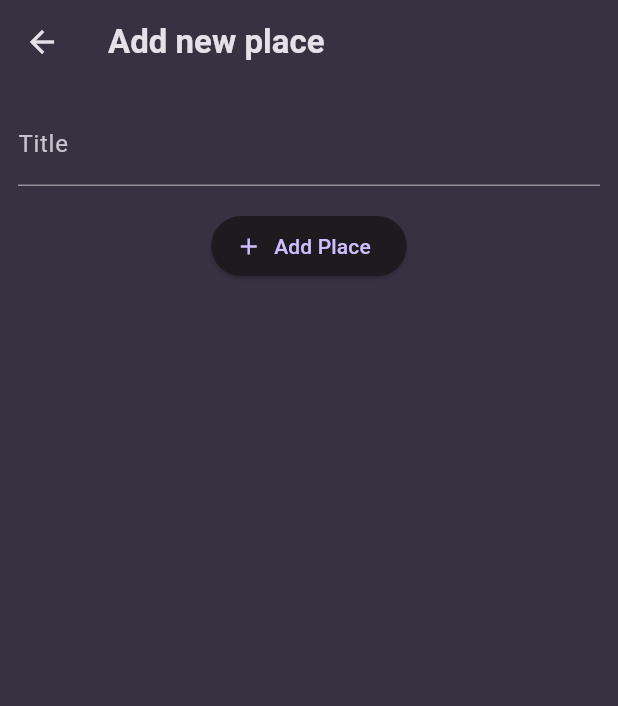
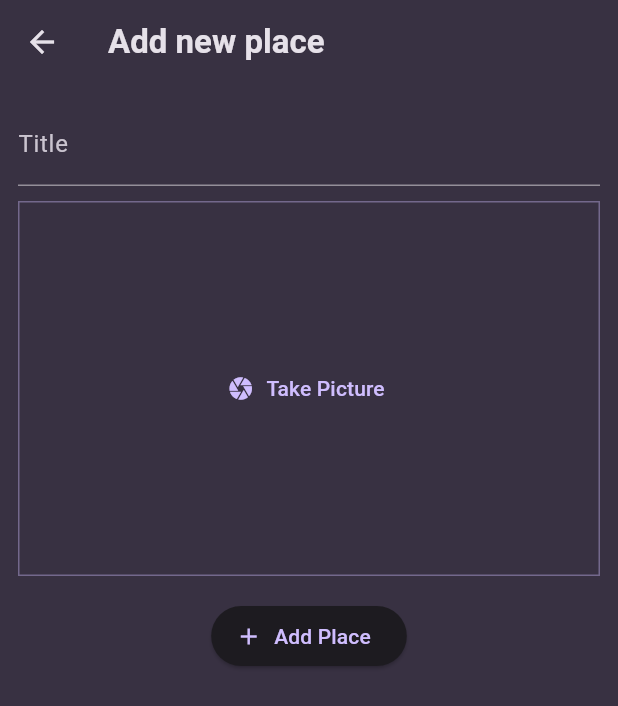
Before and after one commit to Eka051/favorite_places_app, a Flutter app: the AddPlaceScreen screen opened directly, after a tap on "Add Place", on a phone screen of 412 x 824 dp. Shown: the top 706 px of the screen. Run offline on Flutter 3.47's test engine with Material 3 defaults, Android fonts, the phone set to English and light mode, and no system bars; our stand-ins replace flutter_riverpod, google_fonts, image_picker.

Commit message:
feat: add image handling to Place model and update related screens

```diff
--- a/lib/models/place.dart
+++ b/lib/models/place.dart
@@ -1,9 +1,12 @@
+import 'dart:io';
+
 import 'package:uuid/uuid.dart';
 
 const uuid = Uuid();
 
 class Place {
-  Place({required this.title}) : id = uuid.v4();
+  Place({required this.title, required this.image}) : id = uuid.v4();
   final String id;
   final String title;
+  final File image;
 }
--- a/lib/providers/user_place.dart
+++ b/lib/providers/user_place.dart
@@ -1,11 +1,13 @@
+import 'dart:io';
+
 import 'package:favorite_places_app/models/place.dart';
 import 'package:flutter_riverpod/flutter_riverpod.dart';
 
 class UserPlaceNotifier extends StateNotifier<List<Place>> {
   UserPlaceNotifier() : super(const []);
 
-  void addPlace(String title) {
-    final newPlace = Place(title: title);
+  void addPlace(String title, File image) {
+    final newPlace = Place(title: title, image: image);
     state = [newPlace, ...state];
   }
 }
--- a/lib/screens/add_place.dart
+++ b/lib/screens/add_place.dart
@@ -1,4 +1,7 @@
+import 'dart:io';
+
 import 'package:favorite_places_app/providers/user_place.dart';
+import 'package:favorite_places_app/widgets/image_input.dart';
 import 'package:flutter/material.dart';
 import 'package:flutter_riverpod/flutter_riverpod.dart';
 
@@ -13,15 +16,18 @@ class AddPlaceScreen extends ConsumerStatefulWidget {
 
 class _AddPlaceScreenState extends ConsumerState<AddPlaceScreen> {
   final _titleController = TextEditingController();
+  File? _selectedImage;
 
   void _savePlace() {
     final enteredTitle = _titleController.text;
 
-    if (enteredTitle.isEmpty) {
+    if (enteredTitle.isEmpty || _selectedImage == null) {
       return;
     }
 
-    ref.read(userPlacesProvider.notifier).addPlace(enteredTitle);
+    ref
+        .read(userPlacesProvider.notifier)
+        .addPlace(enteredTitle, _selectedImage!);
 
     Navigator.of(context).pop();
   }
@@ -49,6 +55,14 @@ class _AddPlaceScreenState extends ConsumerState<AddPlaceScreen> {
                 color: Theme.of(context).colorScheme.onSurface,
               ),
             ),
+            const SizedBox(
+              height: 10,
+            ),
+            ImageInput(
+              onPickImage: (image) {
+                _selectedImage = image;
+              },
+            ),
             const SizedBox(height: 16),
             ElevatedButton.icon(
               onPressed: _savePlace,
--- a/lib/widgets/image_input.dart
+++ b/lib/widgets/image_input.dart
@@ -4,7 +4,9 @@ import 'package:flutter/material.dart';
 import 'package:image_picker/image_picker.dart';
 
 class ImageInput extends StatefulWidget {
-  const ImageInput({super.key});
+  const ImageInput({super.key, required this.onPickImage});
+
+  final void Function(File image) onPickImage;
 
   @override
   State<ImageInput> createState() {
@@ -18,7 +20,7 @@ class _ImageInputState extends State<ImageInput> {
   void _takePicture() async {
     final imagePicker = ImagePicker();
     final pickedImage =
-        await imagePicker.pickImage(source: ImageSource.camera, maxWidth: 60);
+        await imagePicker.pickImage(source: ImageSource.camera, maxWidth: 600);
 
     if (pickedImage == null) {
       return;
@@ -51,11 +53,9 @@ class _ImageInputState extends State<ImageInput> {
 
     return Container(
       decoration: BoxDecoration(
-        border: Border.all(
-          width: 1,
-          color: Theme.of(context).colorScheme.primary.withAlpha(100)
-        )
-      ),
+          border: Border.all(
+              width: 1,
+              color: Theme.of(context).colorScheme.primary.withAlpha(100))),
       height: 250,
       width: double.infinity,
       alignment: Alignment.center,
```
Also changed, not shown: lib/screens/places_detail.dart (+10 -0 lines).
